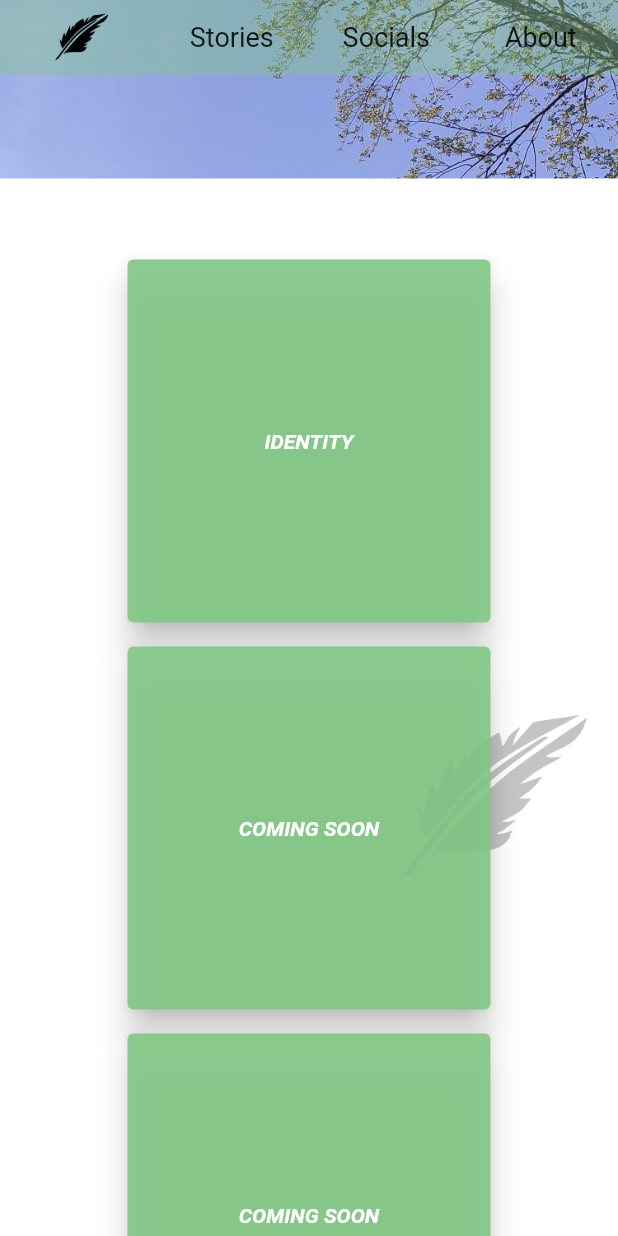
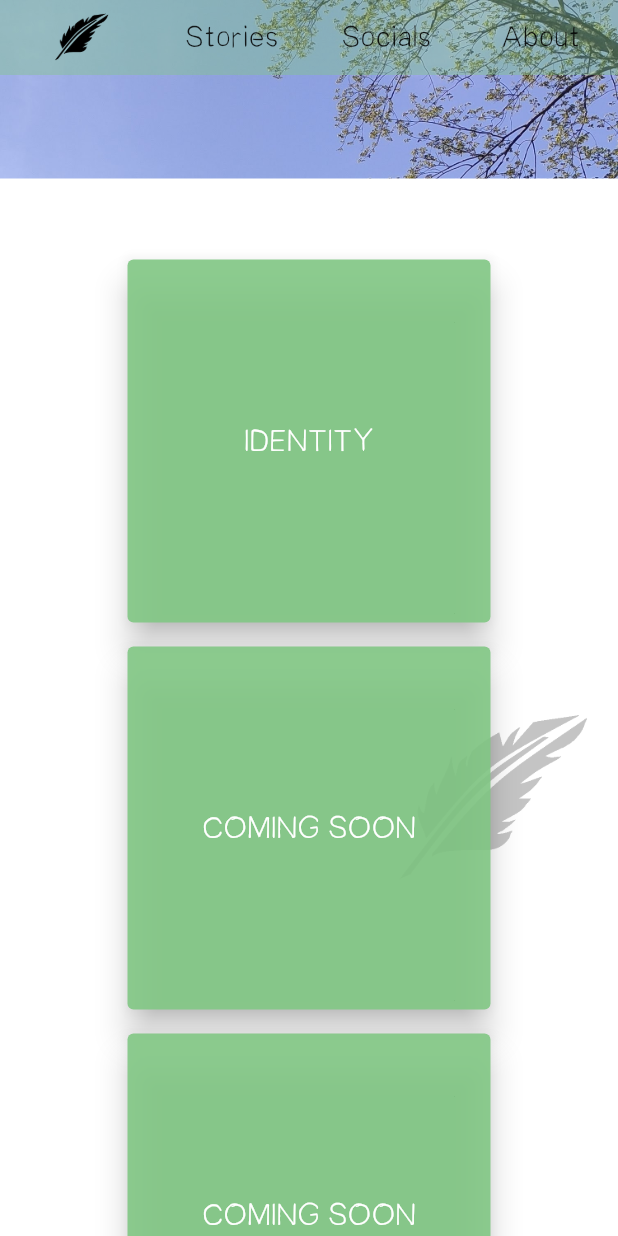
Before and after one commit to coldfiction/coldfiction_develop.github.io, a Flutter app: the screen it shows after launch, scrolled down 576 dp, after a tap on "Stories", on a phone screen of 412 x 824 dp. Run offline on Flutter 3.47's test engine with Material 2 defaults, Android fonts, the phone set to English and light mode, and no system bars; our stand-ins replace google_fonts.

Commit message:
added about section (not completed), added new font - staywriter, added comments

```diff
--- a/lib/main.dart
+++ b/lib/main.dart
@@ -13,21 +13,8 @@ class MyApp extends StatelessWidget {
     return MaterialApp(
       title: 'ColdFiction',
       theme: ThemeData(
-        // This is the theme of your application.
-        //
-        // Try running your application with "flutter run". You'll see the
-        // application has a blue toolbar. Then, without quitting the app, try
-        // changing the primarySwatch below to Colors.green and then invoke
-        // "hot reload" (press "r" in the console where you ran "flutter run",
-        // or simply save your changes to "hot reload" in a Flutter IDE).
-        // Notice that the counter didn't reset back to zero; the application
-        // is not restarted.
-        primarySwatch: Colors.blue,
-        // This makes the visual density adapt to the platform that you run
-        // the app on. For desktop platforms, the controls will be smaller and
-        // closer together (more dense) than on mobile platforms.
-        visualDensity: VisualDensity.adaptivePlatformDensity,
-      ),
+          visualDensity: VisualDensity.adaptivePlatformDensity,
+          fontFamily: 'StayWriter'),
       home: HomeView(),
     );
   }
--- a/lib/views/HomeView/home_view.dart
+++ b/lib/views/HomeView/home_view.dart
@@ -3,7 +3,7 @@ import 'package:coldfiction/widgets/HomeImage/home_image.dart';
 //import 'package:coldfiction/widgets/NavigationBar/navigation_bar.dart';
 import 'package:coldfiction/widgets/SocialBar/social_bar.dart';
 import 'package:coldfiction/widgets/StoriesHolder/stories_holder.dart';
-//import 'package:coldfiction/widgets/SizeConfig/size_config.dart';
+import 'package:coldfiction/widgets/AboutSection/about-section.dart';
 
 //The homepage
 class HomeView extends StatefulWidget {
@@ -14,13 +14,15 @@ class HomeView extends StatefulWidget {
 }
 
 class HomeViewState extends State<HomeView> {
+  //Start of code to implement anchor links using ScrollController
+
   ScrollController
       _scrollController; //this is used by navbar to jump to anchor links
 
   static double offsetHome = 0;
-  static double offsetStories = 705.0;
+  static double offsetStories = 705.0; //values determined by trial and error
   static double offsetSocial = 855.0;
-  //static double offsetAbout = 3 * SizeConfig.screenHeight;
+  static double offsetAbout = 1205.0;
 
   @override
   void initState() {
@@ -46,6 +48,9 @@ class HomeViewState extends State<HomeView> {
       case "Socials":
         offset = offsetSocial;
         break;
+      case "About":
+        offset = offsetAbout;
+        break;
     }
 
     _scrollController.animateTo(
@@ -54,6 +59,8 @@ class HomeViewState extends State<HomeView> {
       curve: Curves.easeInOutQuart,
     );
   }
+
+  //End of code to implement anchor links using ScrollController
 
   @override
   Widget build(BuildContext context) {
@@ -73,22 +80,24 @@ class HomeViewState extends State<HomeView> {
                 ),
                 StoriesHolder(),
                 SocialBar(),
+                AboutSection(),
               ],
             ),
             //),
             Container(
               alignment: Alignment.topCenter,
-              child: Opacity(
-                opacity: 50.0,
               child: Container(
+                //**********************IMPORTANT: This widget represents the Navigation Bar
                 height: 50,
                 color: Colors.green[300].withOpacity(0.4),
                 child: Row(
                   mainAxisAlignment: MainAxisAlignment.spaceBetween,
                   children: <Widget>[
                     Material(
+                      //Home Button on navbar
                       color: Colors.transparent,
                       child: InkWell(
+                        //Inkwell for splash effect and onTap property
                         onTap: () => scrollTo("Home"),
                         child: SizedBox(
                           width: MediaQuery.of(context).size.width * 0.25,
@@ -97,6 +106,7 @@ class HomeViewState extends State<HomeView> {
                       ),
                     ),
                     Material(
+                      //Stories button on navbar
                       color: Colors.transparent,
                       child: InkWell(
                         onTap: () => scrollTo("Stories"),
@@ -107,6 +117,7 @@ class HomeViewState extends State<HomeView> {
                       ),
                     ),
                     Material(
+                      //Socials Button on navbar
                       color: Colors.transparent,
                       child: InkWell(
                         onTap: () => scrollTo("Socials"),
@@ -117,36 +128,27 @@ class HomeViewState extends State<HomeView> {
                       ),
                     ),
                     Material(
+                      //About button on navbar
                       color: Colors.transparent,
                       child: InkWell(
-                          onTap: () {},
+                        onTap: () => scrollTo("About"),
                         child: SizedBox(
                           width: MediaQuery.of(context).size.width * 0.25,
                           child: _NavBarItem('About'),
                         ),
                       ),
                     ),
-                      // Row(
-                      //   mainAxisSize: MainAxisSize.max,
-                      //   children: <Widget>[
-                      //     _NavBarItem('Stories'),
-                      //     SizedBox(
-                      //       width: 60,
-                      //     ),
-                      //     _NavBarItem('About'),
-                      //   ],
-                      // )
                   ],
                 ),
               ),
-              ), //NavigationBar(),
-            )
+            ), //NavigationBar(), //**********************************IMPORTANT: End of Navigation Bar widget
           ],
         ));
   }
 }
 
 class _NavBarItem extends StatelessWidget {
+  //Class to store properties of navbar item
   final String title;
   const _NavBarItem(
     this.title, {
@@ -158,7 +160,9 @@ class _NavBarItem extends StatelessWidget {
     return Center(
         child: Text(
       title,
-      style: TextStyle(fontSize: 18),
+      style: TextStyle(
+        fontSize: 24,
+      ),
     ));
   }
 }
--- /dev/null
+++ b/lib/widgets/AboutSection/about-section.dart
@@ -0,0 +1,26 @@
+import 'package:flutter/material.dart';
+
+class AboutSection extends StatelessWidget {
+  @override
+  Widget build(BuildContext context) {
+    return Container(
+      color: Colors.white,
+      height: 350,
+      width: MediaQuery.of(context).size.width,
+      padding: const EdgeInsets.symmetric(vertical: 70.0),
+      child: Column(
+        children: [
+          Container(
+              alignment: Alignment.topCenter,
+              color: Colors.white,
+              child: Text(
+                "About",
+                style: TextStyle(
+                  fontSize: 40,
+                ),
+              ))
+        ],
+      ),
+    );
+  }
+}
--- a/lib/widgets/StoriesHolder/stories_holder.dart
+++ b/lib/widgets/StoriesHolder/stories_holder.dart
@@ -1,12 +1,14 @@
 import 'package:flutter/material.dart';
 
 import '../../models/Story.dart';
+import 'package:google_fonts/google_fonts.dart';
 
 //This is a widget that holds the story cards
 class StoriesHolder extends StatelessWidget {
   @override
   Widget build(BuildContext context) {
-    return Stack(//Setting the quill image to be the background of our wrap widget
+    return Stack(
+      //Setting the quill image to be the background of our wrap widget
       children: [
         Container(
             color: Colors.white,
@@ -20,7 +22,8 @@ class StoriesHolder extends StatelessWidget {
           width: MediaQuery.of(context).size.width,
           color: Colors.transparent,
           padding: const EdgeInsets.all(50),
-          child: Wrap(// start of the wrap widget
+          child: Wrap(
+            // start of the wrap widget
             children: _cards(context),
             spacing: 8,
             runSpacing: 8,
@@ -63,9 +66,11 @@ class StoriesHolder extends StatelessWidget {
                     child: Text(
                       stories[i].title,
                       style: TextStyle(
-                          color: Colors.white,
-                          fontStyle: FontStyle.italic,
-                          fontWeight: FontWeight.bold),
+                        color: Colors.white,
+                        //fontStyle: FontStyle.italic,
+                        //fontWeight: FontWeight.bold,
+                        fontSize: 25,
+                      ),
                     ),
                   ),
                 ),
```
Also changed, not shown: pubspec.yaml (+7 -5 lines), fonts/StayWriter-Bold.otf (added), fonts/StayWriter-Handmade.otf (added), pubspec.lock. Lines whose indentation alone changed are shown as unchanged.
